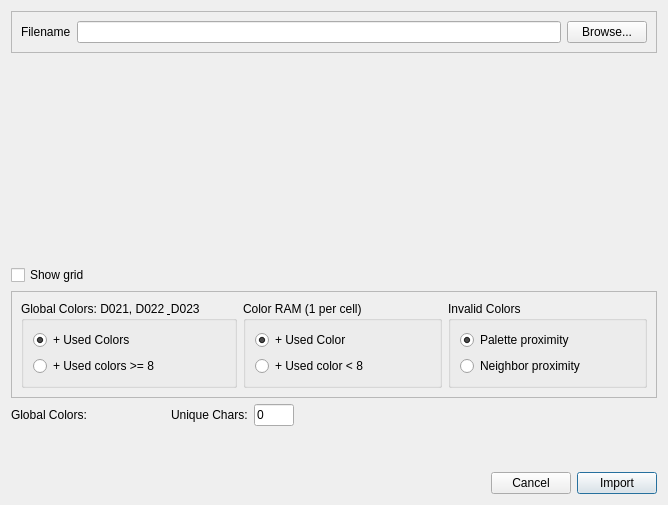
Before: the Qt Designer form src/importkoaladialog.ui in ricardoquesada/vchar64, drawn with Qt 5.
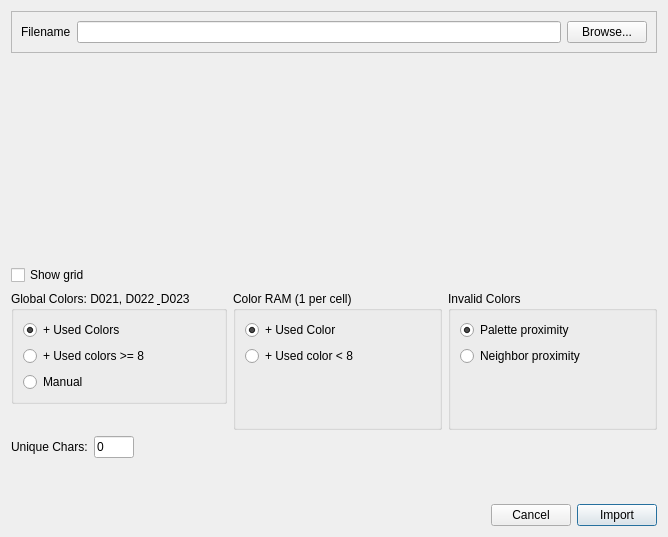
After: the same form once the commit is applied. Custom widgets are drawn as their Qt base class.

The edit to the form file:
```diff
--- a/src/importkoaladialog.ui
+++ b/src/importkoaladialog.ui
@@ -67,22 +67,17 @@
     </widget>
    </item>
    <item>
-    <widget class="QFrame" name="frame_2">
-     <property name="frameShape">
-      <enum>QFrame::StyledPanel</enum>
-     </property>
-     <property name="frameShadow">
-      <enum>QFrame::Raised</enum>
-     </property>
-     <layout class="QHBoxLayout" name="horizontalLayout_2">
+    <layout class="QHBoxLayout" name="horizontalLayout_5">
+     <item>
+      <layout class="QVBoxLayout" name="verticalLayout">
       <item>
        <widget class="QGroupBox" name="groupBox">
         <property name="title">
          <string>Global Colors: D021, D022 &amp; D023</string>
         </property>
-        <layout class="QVBoxLayout" name="verticalLayout">
+         <layout class="QVBoxLayout" name="verticalLayout_5">
          <item>
-          <widget class="QRadioButton" name="radioMostUsedColors">
+           <widget class="QRadioButton" name="radioD02xMostUsed">
            <property name="text">
             <string>+ Used Colors</string>
            </property>
@@ -92,14 +87,66 @@
           </widget>
          </item>
          <item>
-          <widget class="QRadioButton" name="radioMostUsedHiColors">
+           <widget class="QRadioButton" name="radioD02xMostUsedHi">
            <property name="text">
             <string>+ Used colors &gt;= 8</string>
            </property>
           </widget>
          </item>
-        </layout>
-       </widget>
+          <item>
+           <widget class="QRadioButton" name="radioD02xManual">
+            <property name="text">
+             <string>Manual</string>
+            </property>
+           </widget>
+          </item>
+         </layout>
+         <zorder>radioD02xMostUsed</zorder>
+         <zorder>radioD02xMostUsedHi</zorder>
+         <zorder>radioD02xManual</zorder>
+         <zorder>widgetD022</zorder>
+         <zorder>widgetD023</zorder>
+         <zorder>widgetD021</zorder>
+         <zorder>widgetD023</zorder>
+         <zorder>widgetD021</zorder>
+         <zorder>widgetD022</zorder>
+        </widget>
+       </item>
+       <item>
+        <layout class="QHBoxLayout" name="horizontalLayout_2">
+         <item>
+          <widget class="ColorRectWidget" name="widgetD021" native="true">
+           <property name="minimumSize">
+            <size>
+             <width>20</width>
+             <height>20</height>
+            </size>
+           </property>
+          </widget>
+         </item>
+         <item>
+          <widget class="ColorRectWidget" name="widgetD022" native="true">
+           <property name="minimumSize">
+            <size>
+             <width>20</width>
+             <height>20</height>
+            </size>
+           </property>
+          </widget>
+         </item>
+         <item>
+          <widget class="ColorRectWidget" name="widgetD023" native="true">
+           <property name="minimumSize">
+            <size>
+             <width>20</width>
+             <height>20</height>
+            </size>
+           </property>
+          </widget>
+         </item>
+        </layout>
+       </item>
+      </layout>
       </item>
       <item>
        <widget class="QGroupBox" name="groupBox_2">
@@ -124,6 +171,19 @@
            </property>
           </widget>
          </item>
+        <item>
+         <spacer name="verticalSpacer_2">
+          <property name="orientation">
+           <enum>Qt::Vertical</enum>
+          </property>
+          <property name="sizeHint" stdset="0">
+           <size>
+            <width>20</width>
+            <height>40</height>
+           </size>
+          </property>
+         </spacer>
+        </item>
         </layout>
        </widget>
       </item>
@@ -153,51 +213,26 @@
            </property>
           </widget>
          </item>
-        </layout>
-       </widget>
-      </item>
-     </layout>
-    </widget>
-   </item>
    <item>
-    <layout class="QHBoxLayout" name="horizontalLayout_5">
-     <item>
-      <widget class="QLabel" name="label_2">
-       <property name="text">
-        <string>Global Colors:</string>
-       </property>
-      </widget>
-     </item>
-     <item>
-      <widget class="ColorRectWidget" name="widgetD021" native="true">
-       <property name="minimumSize">
+         <spacer name="verticalSpacer_3">
+          <property name="orientation">
+           <enum>Qt::Vertical</enum>
+          </property>
+          <property name="sizeHint" stdset="0">
         <size>
          <width>20</width>
-         <height>20</height>
-        </size>
-       </property>
-      </widget>
-     </item>
-     <item>
-      <widget class="ColorRectWidget" name="widgetD022" native="true">
-       <property name="minimumSize">
-        <size>
-         <width>20</width>
-         <height>20</height>
-        </size>
-       </property>
+            <height>40</height>
+           </size>
+          </property>
+         </spacer>
+        </item>
+       </layout>
       </widget>
      </item>
-     <item>
-      <widget class="ColorRectWidget" name="widgetD023" native="true">
-       <property name="minimumSize">
-        <size>
-         <width>20</width>
-         <height>20</height>
-        </size>
-       </property>
-      </widget>
-     </item>
+    </layout>
+   </item>
+   <item>
+    <layout class="QHBoxLayout" name="horizontalLayout_6">
      <item>
       <widget class="QLabel" name="labelUnique">
        <property name="text">
```
Lines whose indentation alone changed are shown as unchanged.
